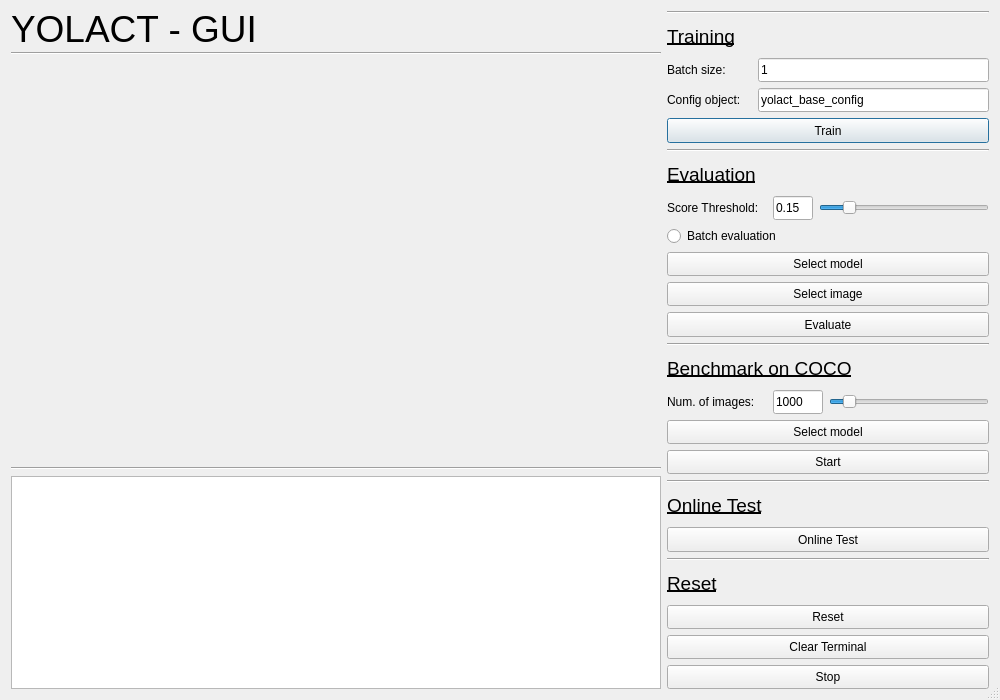
This is gui.ui in jiancong0204/yolact-gui as Qt 5 draws it before an edit. The edited form follows.
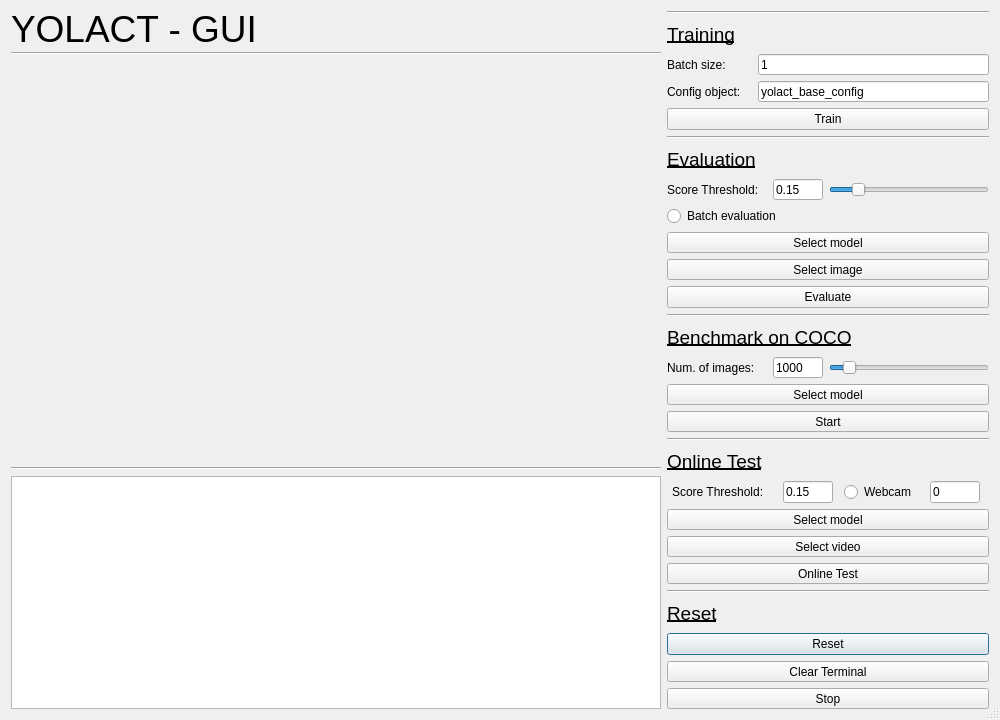
This is the edited form.

```diff
--- a/gui.ui
+++ b/gui.ui
@@ -10,7 +10,7 @@
     <x>0</x>
     <y>0</y>
     <width>1000</width>
-    <height>700</height>
+    <height>720</height>
    </rect>
   </property>
   <property name="sizePolicy">
@@ -22,7 +22,7 @@
   <property name="minimumSize">
    <size>
     <width>1000</width>
-    <height>700</height>
+    <height>720</height>
    </size>
   </property>
   <property name="maximumSize">
@@ -41,15 +41,9 @@
    <bool>true</bool>
   </property>
   <layout class="QGridLayout" name="gridLayout">
-   <property name="sizeConstraint">
-    <enum>QLayout::SetMinAndMaxSize</enum>
-   </property>
    <item row="0" column="0">
-    <layout class="QGridLayout" name="gridLayout_2">
-     <property name="sizeConstraint">
-      <enum>QLayout::SetMinAndMaxSize</enum>
-     </property>
-     <item row="0" column="0">
+    <layout class="QHBoxLayout" name="horizontalLayout_7">
+     <item>
       <layout class="QVBoxLayout" name="verticalLayout_4">
        <property name="sizeConstraint">
         <enum>QLayout::SetMaximumSize</enum>
@@ -159,14 +153,8 @@
        </item>
       </layout>
      </item>
-     <item row="0" column="1">
-      <layout class="QVBoxLayout" name="verticalLayout_mainMenu">
-       <property name="sizeConstraint">
-        <enum>QLayout::SetDefaultConstraint</enum>
-       </property>
-       <property name="rightMargin">
-        <number>0</number>
-       </property>
+     <item>
+      <layout class="QVBoxLayout" name="verticalLayout">
        <item>
         <widget class="Line" name="line_7">
          <property name="orientation">
@@ -179,13 +167,13 @@
          <property name="minimumSize">
           <size>
            <width>200</width>
-           <height>32</height>
+           <height>28</height>
           </size>
          </property>
          <property name="maximumSize">
           <size>
            <width>400</width>
-           <height>32</height>
+           <height>28</height>
           </size>
          </property>
          <property name="font">
@@ -215,7 +203,7 @@
            <property name="minimumSize">
             <size>
              <width>85</width>
-             <height>24</height>
+             <height>20</height>
             </size>
            </property>
            <property name="maximumSize">
@@ -240,7 +228,7 @@
            <property name="minimumSize">
             <size>
              <width>30</width>
-             <height>24</height>
+             <height>20</height>
             </size>
            </property>
            <property name="maximumSize">
@@ -266,13 +254,13 @@
            <property name="minimumSize">
             <size>
              <width>85</width>
-             <height>0</height>
+             <height>20</height>
             </size>
            </property>
            <property name="maximumSize">
             <size>
              <width>85</width>
-             <height>16777215</height>
+             <height>24</height>
             </size>
            </property>
            <property name="text">
@@ -291,7 +279,7 @@
            <property name="minimumSize">
             <size>
              <width>30</width>
-             <height>24</height>
+             <height>20</height>
             </size>
            </property>
            <property name="maximumSize">
@@ -318,7 +306,7 @@
          <property name="minimumSize">
           <size>
            <width>200</width>
-           <height>24</height>
+           <height>20</height>
           </size>
          </property>
          <property name="maximumSize">
@@ -333,6 +321,9 @@
          <property name="text">
           <string>Train</string>
          </property>
+         <property name="autoDefault">
+          <bool>false</bool>
+         </property>
         </widget>
        </item>
        <item>
@@ -347,13 +338,13 @@
          <property name="minimumSize">
           <size>
            <width>200</width>
-           <height>32</height>
+           <height>28</height>
           </size>
          </property>
          <property name="maximumSize">
           <size>
            <width>400</width>
-           <height>32</height>
+           <height>28</height>
           </size>
          </property>
          <property name="font">
@@ -377,7 +368,7 @@
            <property name="minimumSize">
             <size>
              <width>100</width>
-             <height>24</height>
+             <height>20</height>
             </size>
            </property>
            <property name="maximumSize">
@@ -395,8 +386,8 @@
           <widget class="QLineEdit" name="lineEdit_scoreThreshold">
            <property name="minimumSize">
             <size>
-             <width>40</width>
-             <height>24</height>
+             <width>50</width>
+             <height>20</height>
             </size>
            </property>
            <property name="maximumSize">
@@ -417,8 +408,8 @@
           <widget class="QSlider" name="horizontalSlider_scoreThreshold">
            <property name="minimumSize">
             <size>
-             <width>150</width>
-             <height>24</height>
+             <width>50</width>
+             <height>20</height>
             </size>
            </property>
            <property name="maximumSize">
@@ -442,6 +433,9 @@
        </item>
        <item>
         <widget class="QRadioButton" name="radioButton_batchEvaluation">
+         <property name="enabled">
+          <bool>true</bool>
+         </property>
          <property name="maximumSize">
           <size>
            <width>400</width>
@@ -458,18 +452,21 @@
          <property name="minimumSize">
           <size>
            <width>200</width>
-           <height>24</height>
+           <height>20</height>
           </size>
          </property>
          <property name="maximumSize">
           <size>
            <width>400</width>
-           <height>24</height>
+           <height>32</height>
           </size>
          </property>
          <property name="text">
           <string>Select model</string>
          </property>
+         <property name="autoDefault">
+          <bool>false</bool>
+         </property>
         </widget>
        </item>
        <item>
@@ -477,18 +474,21 @@
          <property name="minimumSize">
           <size>
            <width>200</width>
-           <height>24</height>
+           <height>20</height>
           </size>
          </property>
          <property name="maximumSize">
           <size>
            <width>400</width>
-           <height>24</height>
+           <height>32</height>
           </size>
          </property>
          <property name="text">
           <string>Select image</string>
          </property>
+         <property name="autoDefault">
+          <bool>false</bool>
+         </property>
         </widget>
        </item>
        <item>
@@ -496,7 +496,7 @@
          <property name="minimumSize">
           <size>
            <width>200</width>
-           <height>24</height>
+           <height>20</height>
           </size>
          </property>
          <property name="maximumSize">
@@ -508,6 +508,9 @@
          <property name="text">
           <string>Evaluate</string>
          </property>
+         <property name="autoDefault">
+          <bool>false</bool>
+         </property>
         </widget>
        </item>
        <item>
@@ -522,13 +525,13 @@
          <property name="minimumSize">
           <size>
            <width>200</width>
-           <height>32</height>
+           <height>28</height>
           </size>
          </property>
          <property name="maximumSize">
           <size>
            <width>400</width>
-           <height>32</height>
+           <height>28</height>
           </size>
          </property>
          <property name="font">
@@ -552,7 +555,7 @@
            <property name="minimumSize">
             <size>
              <width>100</width>
-             <height>24</height>
+             <height>20</height>
             </size>
            </property>
            <property name="maximumSize">
@@ -571,7 +574,7 @@
            <property name="minimumSize">
             <size>
              <width>50</width>
-             <height>24</height>
+             <height>20</height>
             </size>
            </property>
            <property name="maximumSize">
@@ -592,8 +595,8 @@
           <widget class="QSlider" name="horizontalSlider_numImage">
            <property name="minimumSize">
             <size>
-             <width>150</width>
-             <height>24</height>
+             <width>50</width>
+             <height>20</height>
             </size>
            </property>
            <property name="maximumSize">
@@ -623,18 +626,21 @@
          <property name="minimumSize">
           <size>
            <width>200</width>
-           <height>24</height>
+           <height>20</height>
           </size>
          </property>
          <property name="maximumSize">
           <size>
            <width>400</width>
-           <height>24</height>
+           <height>32</height>
           </size>
          </property>
          <property name="text">
           <string>Select model</string>
          </property>
+         <property name="autoDefault">
+          <bool>false</bool>
+         </property>
         </widget>
        </item>
        <item>
@@ -642,7 +648,7 @@
          <property name="minimumSize">
           <size>
            <width>200</width>
-           <height>24</height>
+           <height>20</height>
           </size>
          </property>
          <property name="maximumSize">
@@ -654,6 +660,9 @@
          <property name="text">
           <string>Start</string>
          </property>
+         <property name="autoDefault">
+          <bool>false</bool>
+         </property>
         </widget>
        </item>
        <item>
@@ -668,13 +677,13 @@
          <property name="minimumSize">
           <size>
            <width>200</width>
-           <height>32</height>
+           <height>28</height>
           </size>
          </property>
          <property name="maximumSize">
           <size>
            <width>400</width>
-           <height>32</height>
+           <height>28</height>
           </size>
          </property>
          <property name="font">
@@ -688,12 +697,145 @@
          </property>
         </widget>
        </item>
+       <item>
+        <layout class="QHBoxLayout" name="horizontalLayout_6">
+         <item>
+          <widget class="QLabel" name="label_10">
+           <property name="minimumSize">
+            <size>
+             <width>100</width>
+             <height>20</height>
+            </size>
+           </property>
+           <property name="maximumSize">
+            <size>
+             <width>100</width>
+             <height>24</height>
+            </size>
+           </property>
+           <property name="text">
+            <string>Score Threshold: </string>
+           </property>
+          </widget>
+         </item>
+         <item>
+          <widget class="QLineEdit" name="lineEdit_onlineThreshold">
+           <property name="minimumSize">
+            <size>
+             <width>50</width>
+             <height>20</height>
+            </size>
+           </property>
+           <property name="maximumSize">
+            <size>
+             <width>50</width>
+             <height>24</height>
+            </size>
+           </property>
+           <property name="text">
+            <string>0.15</string>
+           </property>
+          </widget>
+         </item>
+         <item>
+          <widget class="QRadioButton" name="radioButton_webcam">
+           <property name="minimumSize">
+            <size>
+             <width>75</width>
+             <height>20</height>
+            </size>
+           </property>
+           <property name="maximumSize">
+            <size>
+             <width>75</width>
+             <height>20</height>
+            </size>
+           </property>
+           <property name="text">
+            <string>Webcam</string>
+           </property>
+           <property name="checkable">
+            <bool>true</bool>
+           </property>
+           <property name="autoRepeat">
+            <bool>true</bool>
+           </property>
+           <property name="autoExclusive">
+            <bool>false</bool>
+           </property>
+          </widget>
+         </item>
+         <item>
+          <widget class="QLineEdit" name="lineEdit_camIndex">
+           <property name="minimumSize">
+            <size>
+             <width>50</width>
+             <height>20</height>
+            </size>
+           </property>
+           <property name="maximumSize">
+            <size>
+             <width>50</width>
+             <height>24</height>
+            </size>
+           </property>
+           <property name="text">
+            <string>0</string>
+           </property>
+          </widget>
+         </item>
+        </layout>
+       </item>
+       <item>
+        <widget class="QPushButton" name="pushButton_onlineModel">
+         <property name="minimumSize">
+          <size>
+           <width>200</width>
+           <height>20</height>
+          </size>
+         </property>
+         <property name="maximumSize">
+          <size>
+           <width>400</width>
+           <height>32</height>
+          </size>
+         </property>
+         <property name="text">
+          <string>Select model</string>
+         </property>
+         <property name="autoDefault">
+          <bool>true</bool>
+         </property>
+        </widget>
+       </item>
+       <item>
+        <widget class="QPushButton" name="pushButton_onlineVideo">
+         <property name="minimumSize">
+          <size>
+           <width>200</width>
+           <height>20</height>
+          </size>
+         </property>
+         <property name="maximumSize">
+          <size>
+           <width>400</width>
+           <height>32</height>
+          </size>
+         </property>
+         <property name="text">
+          <string>Select video</string>
+         </property>
+         <property name="autoDefault">
+          <bool>true</bool>
+         </property>
+        </widget>
+       </item>
        <item>
         <widget class="QPushButton" name="pushButton_onlineTest">
          <property name="minimumSize">
           <size>
            <width>200</width>
-           <height>24</height>
+           <height>20</height>
           </size>
          </property>
          <property name="maximumSize">
@@ -705,6 +847,9 @@
          <property name="text">
           <string>Online Test</string>
          </property>
+         <property name="autoDefault">
+          <bool>true</bool>
+         </property>
         </widget>
        </item>
        <item>
@@ -719,13 +864,13 @@
          <property name="minimumSize">
           <size>
            <width>200</width>
-           <height>32</height>
+           <height>28</height>
           </size>
          </property>
          <property name="maximumSize">
           <size>
            <width>400</width>
-           <height>32</height>
+           <height>28</height>
           </size>
          </property>
          <property name="font">
@@ -741,35 +886,50 @@
        </item>
        <item>
         <widget class="QPushButton" name="pushButton_reset">
+         <property name="sizePolicy">
+          <sizepolicy hsizetype="Minimum" vsizetype="Minimum">
+           <horstretch>0</horstretch>
+           <verstretch>0</verstretch>
+          </sizepolicy>
+         </property>
          <property name="minimumSize">
           <size>
            <width>200</width>
-           <height>24</height>
+           <height>20</height>
           </size>
          </property>
          <property name="maximumSize">
           <size>
            <width>400</width>
-           <height>24</height>
+           <height>32</height>
           </size>
          </property>
          <property name="text">
           <string>Reset</string>
          </property>
+         <property name="autoDefault">
+          <bool>true</bool>
+         </property>
+         <property name="default">
+          <bool>true</bool>
+         </property>
+         <property name="flat">
+          <bool>false</bool>
+         </property>
         </widget>
        </item>
        <item>
         <widget class="QPushButton" name="pushButton_clearTerminal">
          <property name="minimumSize">
           <size>
-           <width>0</width>
-           <height>24</height>
+           <width>200</width>
+           <height>20</height>
           </size>
          </property>
          <property name="maximumSize">
           <size>
            <width>400</width>
-           <height>24</height>
+           <height>32</height>
           </size>
          </property>
          <property name="sizeIncrement">
@@ -781,20 +941,23 @@
          <property name="text">
           <string>Clear Terminal</string>
          </property>
+         <property name="autoDefault">
+          <bool>false</bool>
+         </property>
         </widget>
        </item>
        <item>
         <widget class="QPushButton" name="pushButton_terminateThread">
          <property name="minimumSize">
           <size>
-           <width>0</width>
-           <height>24</height>
+           <width>200</width>
+           <height>20</height>
           </size>
          </property>
          <property name="maximumSize">
           <size>
            <width>400</width>
-           <height>24</height>
+           <height>32</height>
           </size>
          </property>
          <property name="sizeIncrement">
@@ -806,6 +969,9 @@
          <property name="text">
           <string>Stop</string>
          </property>
+         <property name="autoDefault">
+          <bool>false</bool>
+         </property>
          <property name="default">
           <bool>false</bool>
          </property>
```
Left out of the diff: 6 changed lines with no effect on the pictures.
